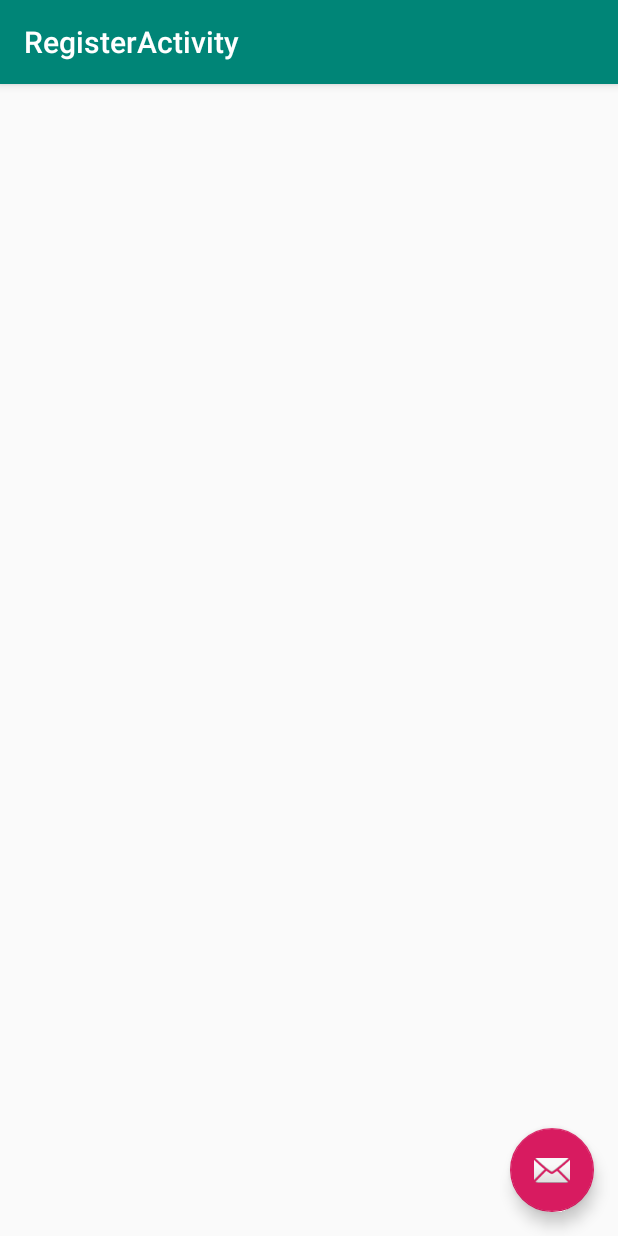
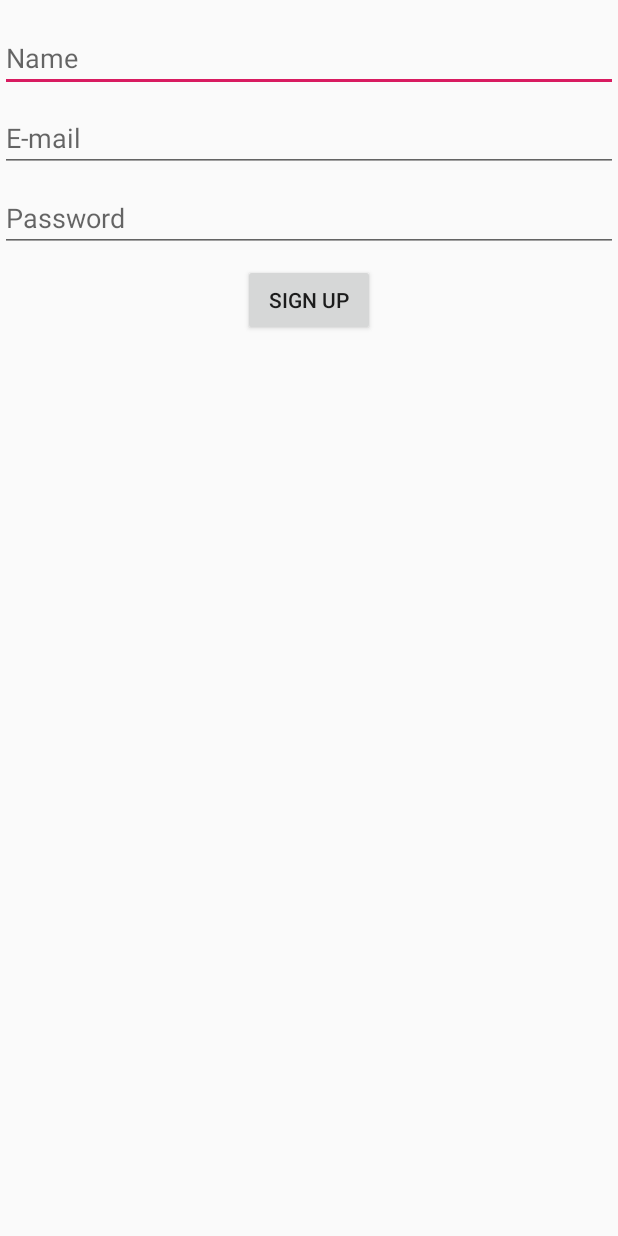
Before and after one commit to dborowiecki/Hvislar, an Android app: the RegisterActivity screen opened directly, with no data from a screen before it, on a phone screen of 412 x 824 dp. Run offline under Robolectric (Android 15) with nearby library versions, the phone set to English and light mode, and no system bars; our stand-ins replace Volley.

Commit message:
Registration added

```diff
--- a/app/src/main/AndroidManifest.xml
+++ b/app/src/main/AndroidManifest.xml
@@ -1,6 +1,8 @@
 <?xml version="1.0" encoding="utf-8"?>
 <manifest xmlns:android="http://schemas.android.com/apk/res/android"
     package="com.miancky.hvislar">
+
+    <uses-permission android:name="android.permission.INTERNET" />
 
     <application
         android:allowBackup="true"
@@ -27,7 +29,8 @@
         <activity
             android:name=".RegisterActivity"
             android:label="@string/title_activity_register"
-            android:theme="@style/AppTheme.NoActionBar"></activity>
+            android:theme="@style/AppTheme.NoActionBar" />
+        <activity android:name=".UserProfile"></activity>
     </application>
 
 </manifest>
--- a/app/src/main/res/layout/activity_register.xml
+++ b/app/src/main/res/layout/activity_register.xml
@@ -1,33 +1,60 @@
 <?xml version="1.0" encoding="utf-8"?>
-<android.support.design.widget.CoordinatorLayout xmlns:android="http://schemas.android.com/apk/res/android"
+<android.support.constraint.ConstraintLayout xmlns:android="http://schemas.android.com/apk/res/android"
     xmlns:app="http://schemas.android.com/apk/res-auto"
     xmlns:tools="http://schemas.android.com/tools"
+    android:id="@+id/coordinatorLayout2"
     android:layout_width="match_parent"
     android:layout_height="match_parent"
     tools:context=".RegisterActivity">
 
-    <android.support.design.widget.AppBarLayout
-        android:layout_width="match_parent"
+
+    <EditText
+        android:id="@+id/tName"
+        android:layout_width="0dp"
         android:layout_height="wrap_content"
-        android:theme="@style/AppTheme.AppBarOverlay">
+        android:layout_marginTop="16dp"
+        android:ems="10"
+        android:hint="Name"
+        android:inputType="textPersonName"
+        app:layout_constraintEnd_toEndOf="parent"
+        app:layout_constraintHorizontal_bias="1.0"
+        app:layout_constraintStart_toStartOf="parent"
+        app:layout_constraintTop_toTopOf="parent" />
 
-        <android.support.v7.widget.Toolbar
-            android:id="@+id/toolbar"
-            android:layout_width="match_parent"
-            android:layout_height="?attr/actionBarSize"
-            android:background="?attr/colorPrimary"
-            app:popupTheme="@style/AppTheme.PopupOverlay" />
+    <EditText
+        android:id="@+id/tEmail"
+        android:layout_width="0dp"
+        android:layout_height="wrap_content"
+        android:layout_marginTop="8dp"
+        android:ems="10"
+        android:hint="E-mail"
+        android:inputType="textEmailAddress"
+        app:layout_constraintEnd_toEndOf="parent"
+        app:layout_constraintStart_toStartOf="parent"
+        app:layout_constraintTop_toBottomOf="@+id/tName" />
 
-    </android.support.design.widget.AppBarLayout>
+    <EditText
+        android:id="@+id/tPassword"
+        android:layout_width="0dp"
+        android:layout_height="wrap_content"
+        android:layout_marginTop="8dp"
+        android:ems="10"
+        android:hint="Password"
+        android:inputType="textPassword"
+        app:layout_constraintEnd_toEndOf="parent"
+        app:layout_constraintStart_toStartOf="parent"
+        app:layout_constraintTop_toBottomOf="@+id/tEmail" />
 
-    <include layout="@layout/content_register" />
-
-    <android.support.design.widget.FloatingActionButton
-        android:id="@+id/fab"
+    <Button
+        android:id="@+id/bRegister"
         android:layout_width="wrap_content"
         android:layout_height="wrap_content"
-        android:layout_gravity="bottom|end"
-        android:layout_margin="@dimen/fab_margin"
-        app:srcCompat="@android:drawable/ic_dialog_email" />
-
-</android.support.design.widget.CoordinatorLayout>
+        android:layout_marginStart="8dp"
+        android:layout_marginTop="8dp"
+        android:layout_marginEnd="8dp"
+        android:text="Sign up"
+        android:onClick="register"
+        app:layout_constraintEnd_toEndOf="parent"
+        app:layout_constraintStart_toStartOf="parent"
+        app:layout_constraintTop_toBottomOf="@+id/tPassword" />
+</android.support.constraint.ConstraintLayout>
```
Also changed, not shown: app/src/main/java/com/miancky/hvislar/LoginActivity.java (+5 -10 lines), app/src/main/java/com/miancky/hvislar/MainActivity.java (+7 -0 lines), app/src/main/java/com/miancky/hvislar/RegisterActivity.java (+84 -8 lines), app/src/main/res/layout/activity_login.xml (+18 -5 lines), app/src/main/res/layout/activity_main.xml (+16 -0 lines), app/src/main/res/layout/activity_things.xml (+19 -9 lines), 1 other file.
